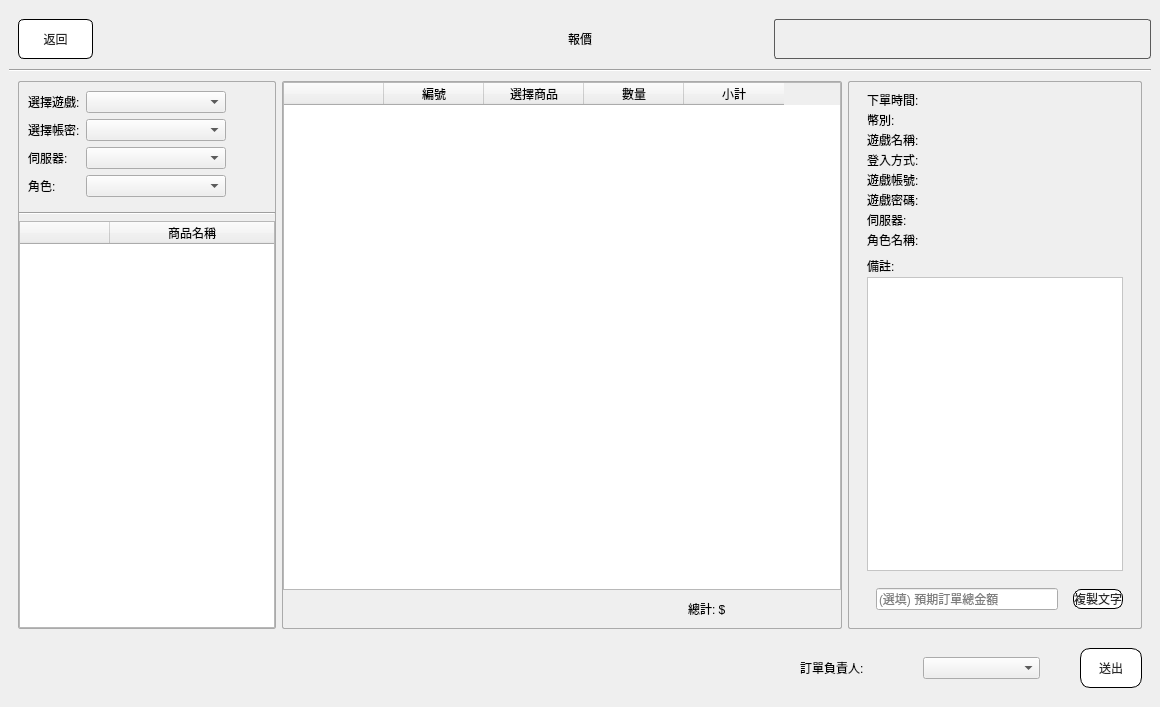
This is src/AdbClient/StageCustomerService/LayerSayCost.ui in roger0816/Adb as Qt 5 draws it before an edit. The edited form follows.
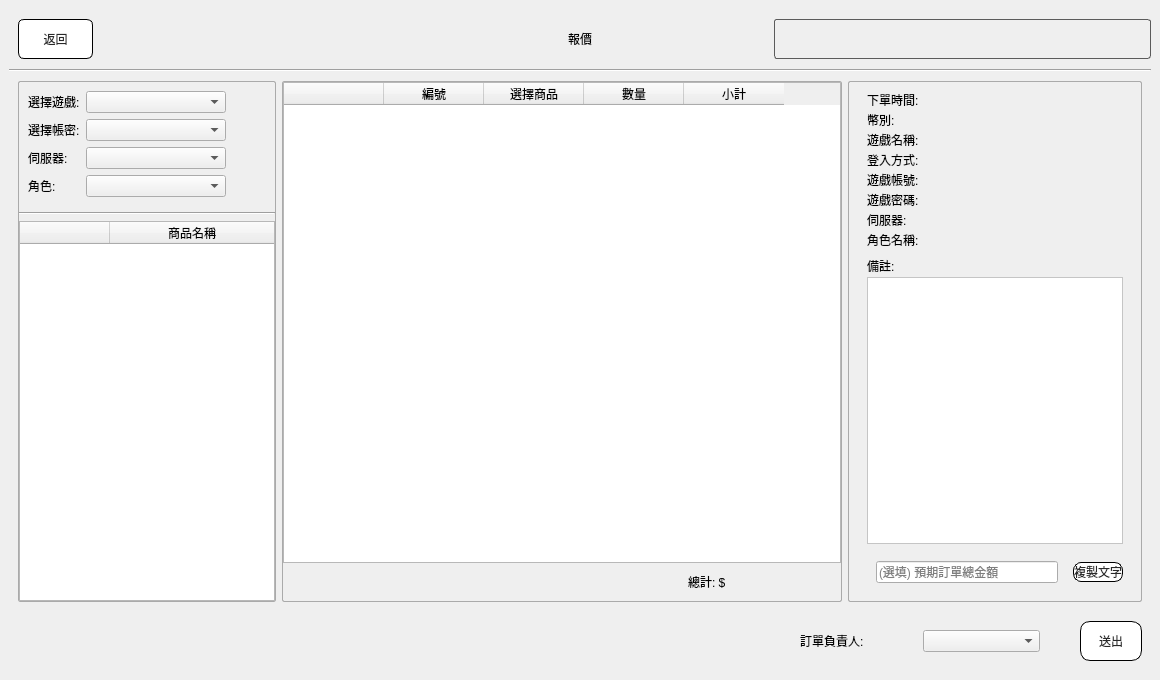
This is the edited form.

```diff
--- a/src/AdbClient/StageCustomerService/LayerSayCost.ui
+++ b/src/AdbClient/StageCustomerService/LayerSayCost.ui
@@ -7,7 +7,7 @@
     <x>0</x>
     <y>0</y>
     <width>1160</width>
-    <height>707</height>
+    <height>680</height>
    </rect>
   </property>
   <property name="windowTitle">
```
